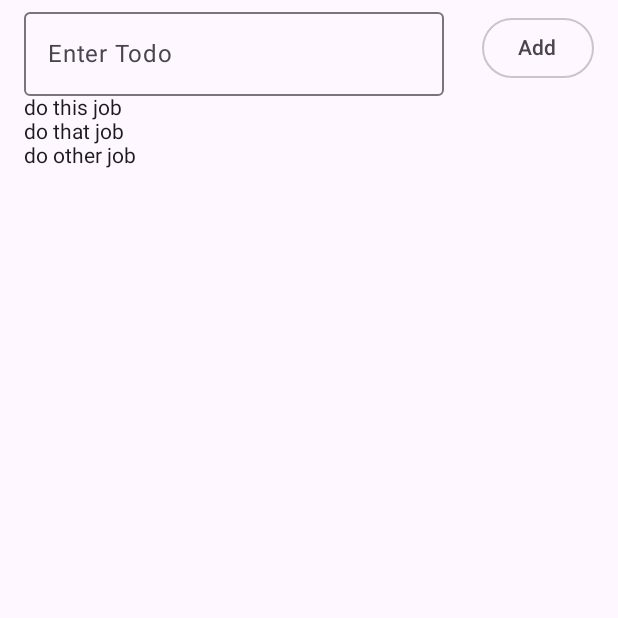
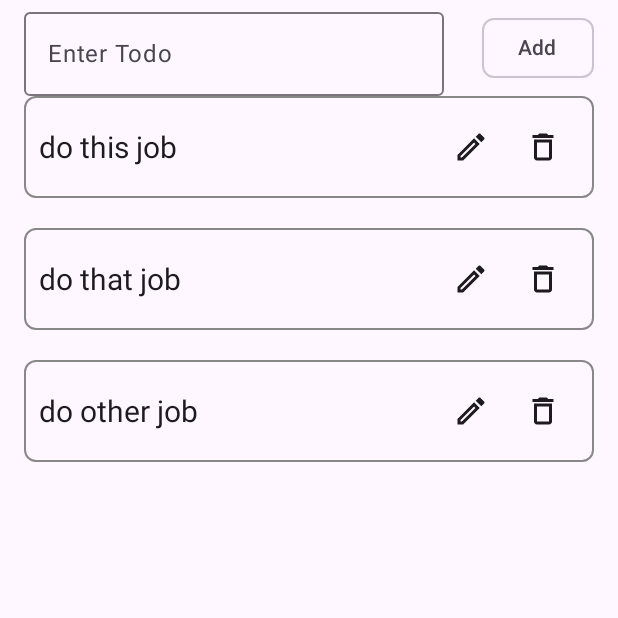
Before and after one commit to HamidrezaTorkamaneh/note-app-kotlin, an Android app built with Jetpack Compose: the screen it shows after launch (MainActivity), on a phone screen of 412 x 824 dp, the top half of it. Run offline under Robolectric (Android 15) with nearby library versions, the phone set to English and light mode, and no system bars.

Commit message:
Finished project

```diff
--- a/app/src/main/java/com/example/noteproject/MainActivity.kt
+++ b/app/src/main/java/com/example/noteproject/MainActivity.kt
@@ -1,17 +1,32 @@
 package com.example.noteproject
 
+import android.R
 import android.os.Bundle
 import androidx.activity.ComponentActivity
 import androidx.activity.compose.setContent
 import androidx.activity.enableEdgeToEdge
+import androidx.compose.foundation.BorderStroke
 import androidx.compose.foundation.layout.Arrangement
 import androidx.compose.foundation.layout.Column
 import androidx.compose.foundation.layout.Row
+import androidx.compose.foundation.layout.Spacer
 import androidx.compose.foundation.layout.fillMaxSize
 import androidx.compose.foundation.layout.fillMaxWidth
+import androidx.compose.foundation.layout.height
 import androidx.compose.foundation.layout.padding
+import androidx.compose.foundation.layout.width
 import androidx.compose.foundation.lazy.LazyColumn
 import androidx.compose.foundation.magnifier
+import androidx.compose.foundation.shape.RoundedCornerShape
+import androidx.compose.material.icons.Icons
+import androidx.compose.material.icons.outlined.Delete
+import androidx.compose.material.icons.outlined.Edit
+import androidx.compose.material3.Button
+import androidx.compose.material3.ButtonDefaults
+import androidx.compose.material3.Card
+import androidx.compose.material3.CardDefaults
+import androidx.compose.material3.Icon
+import androidx.compose.material3.IconButton
 import androidx.compose.material3.OutlinedButton
 import androidx.compose.material3.OutlinedTextField
 import androidx.compose.material3.Scaffold
@@ -24,6 +39,8 @@ import androidx.compose.runtime.remember
 import androidx.compose.runtime.setValue
 import androidx.compose.ui.Alignment
 import androidx.compose.ui.Modifier
+import androidx.compose.ui.graphics.Color
+import androidx.compose.ui.text.style.TextOverflow
 import androidx.compose.ui.tooling.preview.Preview
 import androidx.compose.ui.unit.dp
 import androidx.compose.ui.unit.sp
@@ -35,7 +52,7 @@ class MainActivity : ComponentActivity() {
         enableEdgeToEdge()
         setContent {
 
-               Scaffold (modifier = Modifier.fillMaxSize()) { innerPadding ->
+            Scaffold(modifier = Modifier.fillMaxSize()) { innerPadding ->
                 MainScreen(modifier = Modifier.padding(innerPadding))
             }
 
@@ -52,9 +69,16 @@ fun MainScreen(modifier: Modifier = Modifier) {
         mutableStateListOf("do this job", "do that job", "do other job")
     }
     var todoName by remember { mutableStateOf("") }
-    Column(modifier= modifier.fillMaxSize()) {
+
+    var editNoteText by remember { mutableStateOf("") }
+
+    var editingIndex by remember { mutableStateOf<Int?>(null) }
+
+    Column(modifier = modifier.fillMaxSize()) {
         Row(
-            modifier = modifier.fillMaxWidth().padding(horizontal = 16.dp),
+            modifier = modifier
+                .fillMaxWidth()
+                .padding(horizontal = 16.dp),
             horizontalArrangement = Arrangement.SpaceBetween,
             verticalAlignment = Alignment.CenterVertically
         ) {
@@ -65,22 +89,111 @@ fun MainScreen(modifier: Modifier = Modifier) {
                 placeholder = { Text("job...") },
                 singleLine = true,
             )
-            OutlinedButton(onClick = {
-                if (todoName.isEmpty()){
+            OutlinedButton(
+                onClick = {
+                    if (todoName.isEmpty()) {
                         return@OutlinedButton
                     }
                     itemList.add(todoName)
                     todoName = ""
-            }) {
+                },
+                shape = RoundedCornerShape(8.dp),
+            ) {
                 Text("Add")
             }
 
 
         }
-        LazyColumn(modifier = modifier.padding(horizontal = 16.dp)) {
-            items(count = itemList.size){
-                index -> Text(itemList[index])
+        LazyColumn(
+            modifier = modifier.padding(horizontal = 16.dp),
+            verticalArrangement = Arrangement.spacedBy(20.dp)
+        ) {
+            items(count = itemList.size) { index ->
+                Card(
+                    Modifier.fillMaxWidth(),
+                    colors = CardDefaults.cardColors(
+                        containerColor = Color.Transparent
+                    ),
+                    shape = RoundedCornerShape(8.dp),
+                    border = BorderStroke(width = 1.dp, Color.Gray)
+                ) {
+
+                    if (editingIndex == index) {
+                        Column(
+                            Modifier.fillMaxWidth(),
+                            horizontalAlignment = Alignment.CenterHorizontally
+                        ) {
+                            Spacer(Modifier.height(8.dp))
+                            OutlinedTextField(
+                                value = editNoteText,
+                                onValueChange = { editNoteText = it },
+                                label = { Text("Edit Todo") },
+                                singleLine = true,
+
+                                )
+                            Spacer(Modifier.height(8.dp))
+                            Row() {
+                                OutlinedButton(
+                                    onClick = {
+                                        itemList[index] = editNoteText
+                                        editingIndex = null
+
+                                    },
+                                    shape = RoundedCornerShape(8.dp),
+                                ) {
+                                    Text("done")
+                                }
+                                Spacer(modifier = Modifier.width(8.dp))
+                                OutlinedButton(
+                                    onClick = {
+                                        editingIndex = null
+
+                                    },
+                                    shape = RoundedCornerShape(8.dp),
+                                ) {
+                                    Text("cancel")
+                                }
+
+
+                            }
+                            Spacer(Modifier.height(8.dp))
+                        }
+                    } else {
+                        Row(
+                            Modifier
+                                .fillMaxWidth()
+                                .padding(10.dp),
+                            verticalAlignment = Alignment.CenterVertically,
+                            horizontalArrangement = Arrangement.SpaceBetween
+                        ) {
+                            Text(
+                                itemList[index], fontSize = 20.sp,
+                                modifier = Modifier.weight(1f),
+                                maxLines = 1,
+                                overflow = TextOverflow.Ellipsis
+                            )
+
+
+                            IconButton(onClick = {
+                                editingIndex = index
+                                editNoteText = itemList[index]
+
+                            }) {
+                                Icon(Icons.Outlined.Edit, contentDescription = "edit")
+                            }
+
+                            IconButton(onClick = {
+                                itemList.removeAt(index)
+
+                            }) {
+                                Icon(Icons.Outlined.Delete, contentDescription = "delete")
+                            }
+                        }
+                    }
+
+
                 }
             }
         }
     }
+}
```
Lines whose indentation alone changed are shown as unchanged.
